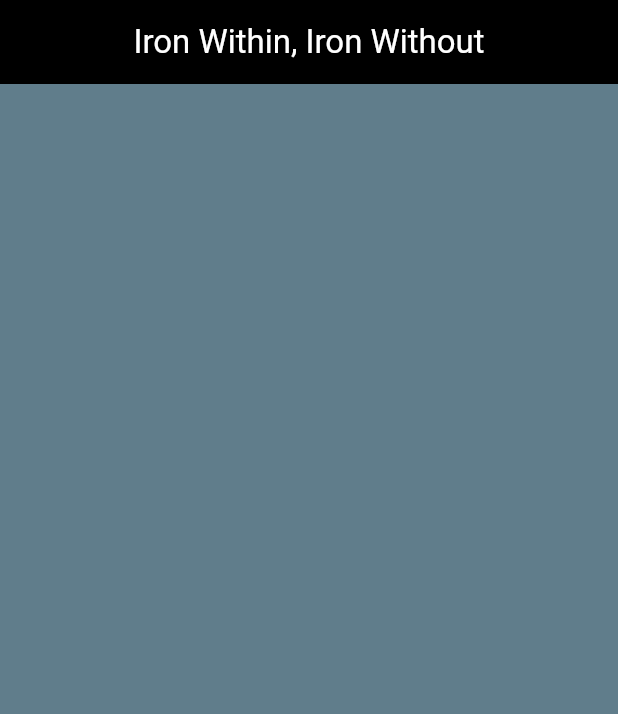
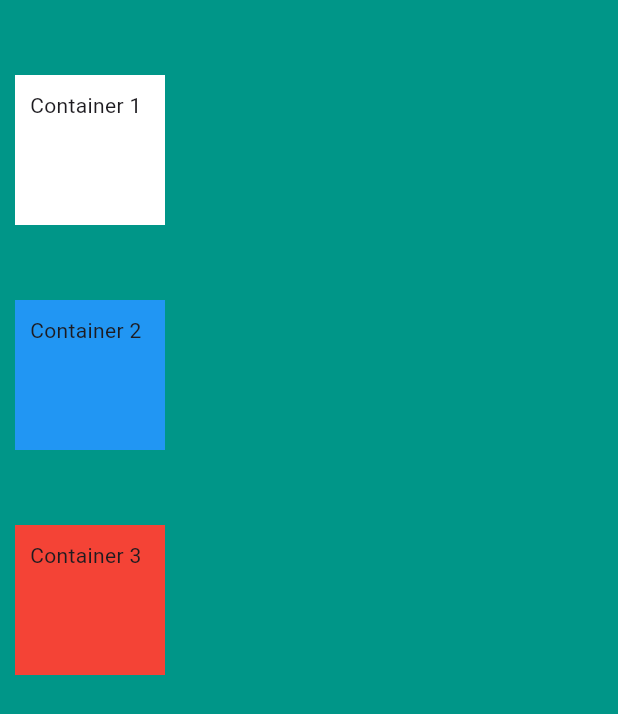
Before and after one commit to LusBlack/card, a Flutter app: the screen it shows after launch, on a phone screen of 412 x 824 dp. Shown: the top 714 px of the screen. Run offline on Flutter 3.47's test engine with Material 3 defaults, Android fonts, the phone set to English and light mode, and no system bars.

Commit message:
checking out column layouts

```diff
--- a/lib/main.dart
+++ b/lib/main.dart
@@ -9,8 +9,43 @@ class MyApp extends StatelessWidget {
   Widget build(BuildContext context) {
     return MaterialApp(
       home: Scaffold(
-        backgroundColor: Colors.blueGrey,
-        appBar: AppBar(
+        backgroundColor: Colors.teal,
+        body: SafeArea(
+          child: Column(
+            children: <Widget>[
+              Container(
+                height: 100.0,
+                width: 100.0,
+                margin: EdgeInsets.symmetric(vertical: 50.0, horizontal: 10.0),
+                padding: EdgeInsets.all(10.0),
+                color: Colors.white,
+                child: Text('Container 1'),
+              ),
+              Container(
+                width: 100,
+                height: 100,
+                padding: EdgeInsets.all(10.0),
+                color: Colors.blue,
+                child: Text('Container 2')
+              ),
+              Container(
+                width: 100.0,
+                height: 100.0,
+                margin: EdgeInsets.symmetric(vertical: 50.0, horizontal: 10.0),
+                padding: EdgeInsets.all(10.0),
+                color: Colors.red,
+                child: Text('Container 3'),
+              ),
+            ],
+          ),
+        ),
+      ),
+    );
+  }
+}
+
+/*
+appBar: AppBar(
           title: Center(
             child: Text(
               'Iron Within, Iron Without',
@@ -19,7 +54,4 @@ class MyApp extends StatelessWidget {
           ),
           backgroundColor: Colors.black,
         ),
-      ),
-    );
-  }
-}
+ */
```
